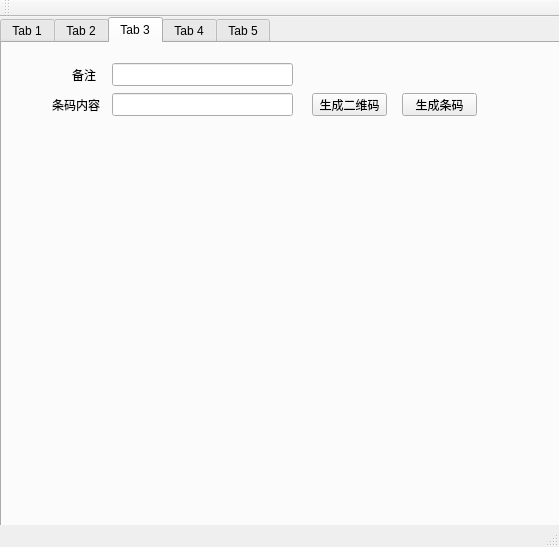
First picture: the form in mainwindow.ui, repository ainiaa/QTBarcode, before the edit.
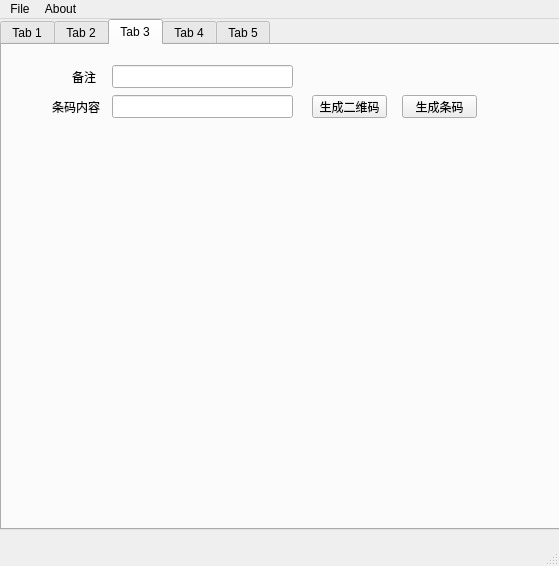
Second picture: the form after the edit. The open tabs and pages were chosen to show the change.

Commit message: 1、删除toolbar 2、添加菜单

What changed in the file:
```diff
--- a/mainwindow.ui
+++ b/mainwindow.ui
@@ -7,7 +7,7 @@
     <x>0</x>
     <y>0</y>
     <width>559</width>
-    <height>547</height>
+    <height>566</height>
    </rect>
   </property>
   <property name="windowTitle">
@@ -552,14 +552,23 @@
      <height>23</height>
     </rect>
    </property>
-  </widget>
-  <widget class="QToolBar" name="mainToolBar">
-   <attribute name="toolBarArea">
-    <enum>TopToolBarArea</enum>
-   </attribute>
-   <attribute name="toolBarBreak">
-    <bool>false</bool>
-   </attribute>
+   <widget class="QMenu" name="menuFile">
+    <property name="title">
+     <string>File</string>
+    </property>
+    <addaction name="actionload_Config"/>
+    <addaction name="actionExit"/>
+   </widget>
+   <widget class="QMenu" name="menuAboutMe">
+    <property name="title">
+     <string>About</string>
+    </property>
+    <addaction name="actionAbout_Me"/>
+    <addaction name="separator"/>
+    <addaction name="actionHelp"/>
+   </widget>
+   <addaction name="menuFile"/>
+   <addaction name="menuAboutMe"/>
   </widget>
   <widget class="QStatusBar" name="statusBar"/>
  </widget>
```
Left out of the diff: 22 changed lines with no effect on the pictures.
